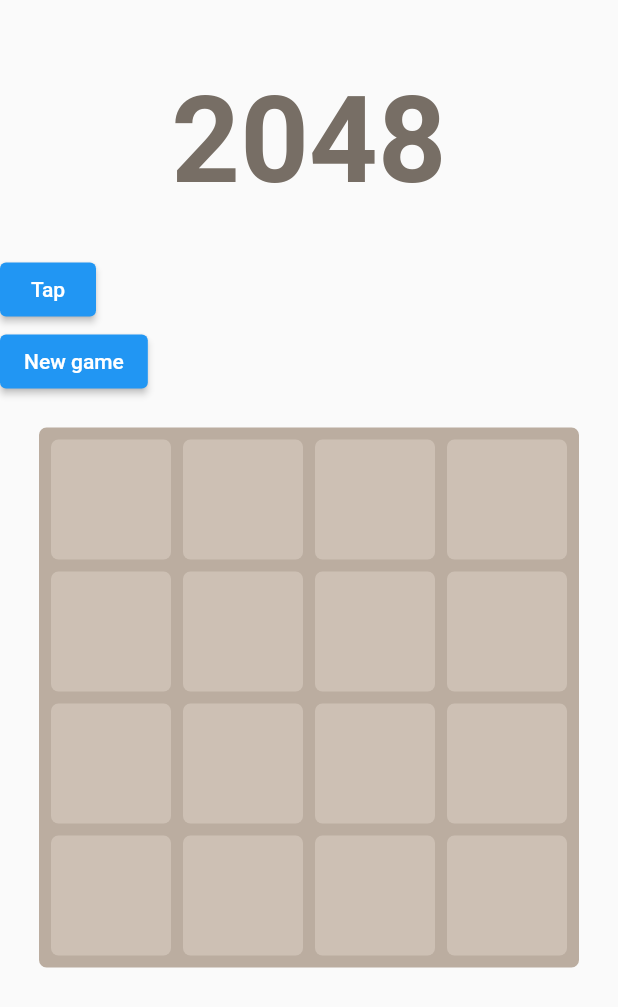
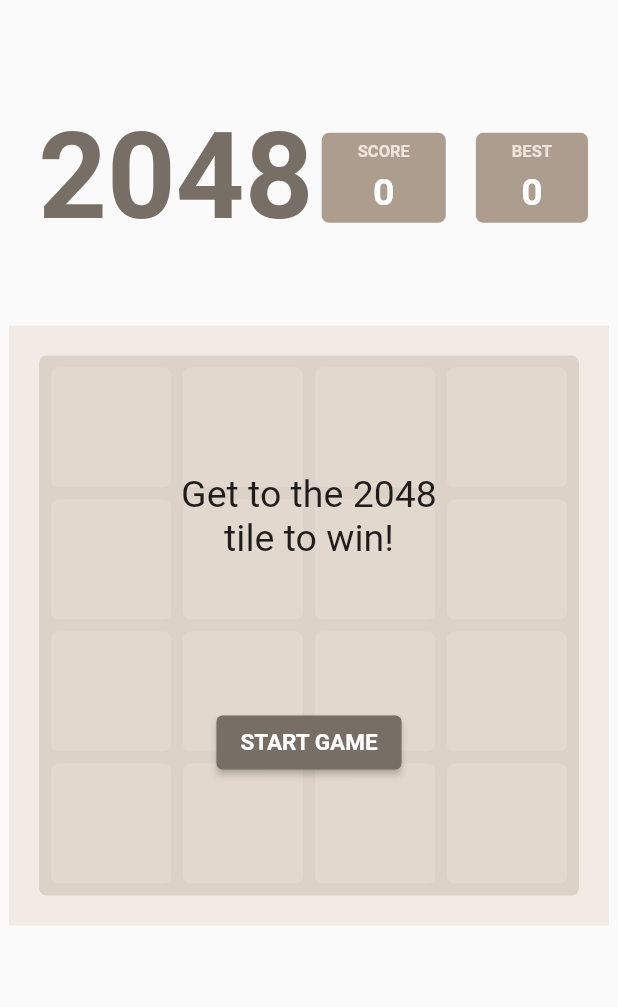
Before and after one commit to alexdoloz/flutter2048, a Flutter app: the screen it shows after launch, on a phone screen of 412 x 824 dp. Shown: the top 1007 px of the screen. Run offline on Flutter 3.47's test engine with Material 2 defaults, Android fonts, the light colour scheme and no system bars; our stand-ins replace google_fonts.

Commit message:
Add score counters

```diff
--- a/lib/logic/game_manager.dart
+++ b/lib/logic/game_manager.dart
@@ -27,7 +27,8 @@ class GameManager {
 
   move(MoveDirection direction) {
     if (!tileContainer.canMove(direction)) return;
-    tileContainer.move(direction);
+    int scoreDelta = tileContainer.move(direction);
+    _updateScores(scoreDelta);
     Future
       .delayed(Durations.newTileDelay)
       .then((_) => tileContainer.addRandom());
@@ -45,4 +46,12 @@ class GameManager {
       .then((_) => tileContainer.addRandom(count: 2));
     status.value = GameState.inProgress;
   }
+
+  // PRIVATE
+  _updateScores(int scoreDelta) {
+    score.value += scoreDelta;
+    if (bestScore.value < score.value) {
+      bestScore.value = score.value;
+    }
+  }
 }
--- a/lib/logic/tile_container.dart
+++ b/lib/logic/tile_container.dart
@@ -44,13 +44,15 @@ class TileContainer extends ChangeNotifier {
     return result;
   }
 
-   move(MoveDirection direction) {
+  int move(MoveDirection direction) {
     justAddedTiles.clear();
+    int score = 0;
     _enumerateLines(direction: direction, closure: (line) {
-      _squash(line);
+      score += _squash(line);
       return false;
     });
     notifyListeners();
+    return score;
   }
 
   addRandom({ int count = 1 }) {
@@ -91,7 +93,7 @@ class TileContainer extends ChangeNotifier {
     }
   }
 
- bool _canSquash(OrientedLine line) {
+  bool _canSquash(OrientedLine line) {
     final sorted = _matchingTiles(line);
     line.sort(sorted);
     var currentPower = -1;
@@ -105,9 +107,10 @@ class TileContainer extends ChangeNotifier {
     return false;
   }
 
-  _squash(OrientedLine line) {
+  int _squash(OrientedLine line) {
     var sortedTiles = _matchingTiles(line);
-    if (sortedTiles.isEmpty) return;
+    if (sortedTiles.isEmpty) return 0;
+    int score = 0;
     line.sort(sortedTiles);
     Tile? lastTile;
     GridPoint nextAvailablePosition = line.firstPoint;
@@ -123,10 +126,12 @@ class TileContainer extends ChangeNotifier {
           ..position = lastTile.position
           ..isHidden = true;
         lastTile.power = lastTile.power + 1;
+        score += (2 << tile.power);
         lastTile = null;
         continue;
       }
     }
+    return score;
   }
 
   List<Tile> _matchingTiles(OrientedLine line) {
--- a/lib/main.dart
+++ b/lib/main.dart
@@ -1,7 +1,9 @@
 import 'package:flutter/material.dart';
+import 'package:p2048/widgets/game_field_background.dart';
 import 'widgets/game_field.dart';
 import 'widgets/game_header.dart';
 import 'logic/game_manager.dart';
+import 'package:p2048/widgets/new_game_prompt.dart';
 
 void main() {
   runApp(App());
@@ -18,23 +20,29 @@ class App extends StatelessWidget {
       home: Scaffold(
         body: Padding(
           padding: const EdgeInsets.fromLTRB(0, 20, 0, 10),
-          child: Column(
+          child: ValueListenableBuilder(
+            valueListenable: GameManager.shared.status,
+            builder: (_, status, __) {
+              return Column(
                   mainAxisAlignment: MainAxisAlignment.spaceBetween,
                   mainAxisSize: MainAxisSize.max,
                   crossAxisAlignment: CrossAxisAlignment.start,
                   children: [
                     Expanded(flex: 1, child: GameHeader()),
-                ElevatedButton(onPressed: () {
-                  GameManager.shared.tap();
-                }, child: Text("Tap")),
-                ElevatedButton(onPressed: () {
-                  if (GameManager.shared.status.value == GameState.notStarted) {
-                    GameManager.shared.startGame();
-                  } else {
-                    GameManager.shared.resetGame();
-                  }
-                },
-                child: Text("New game")),
+                    if (status == GameState.notStarted)
+                    Center(
+                      child: SizedBox(
+                        width: 400,
+                        height: 400,
+                        child: Stack(
+                          alignment: Alignment.center,
+                          children: [
+                            GameFieldBackground(),
+                            NewGamePrompt()
+                          ],
+                        ),
+                      ),
+                    ) else
                     Center(
                       child: SizedBox(
                         width: 400,
@@ -44,6 +52,8 @@ class App extends StatelessWidget {
                     ),
                     Spacer(flex: 1,)
                   ],
+                );
+            }
           ),
           ),
         ),
--- a/lib/widgets/game_field.dart
+++ b/lib/widgets/game_field.dart
@@ -5,14 +5,13 @@ import 'package:p2048/logic/tile.dart';
 import 'package:p2048/widgets/game_field_background.dart';
 import 'package:p2048/widgets/animated_tile.dart';
 import 'package:p2048/utils/durations.dart';
-// import 'dart:math';
 import 'dart:ui';
 
 /// Widget for displaying game field and handle reactions
 class GameFieldWidget extends StatefulWidget {
   const GameFieldWidget({ Key? key }) : super(key: key);
 
-  static const _threshold = 0.9;
+  static const _threshold = 0.75;
   static const _distanceThreshold = 50;
 
   @override
--- a/lib/widgets/game_header.dart
+++ b/lib/widgets/game_header.dart
@@ -1,5 +1,7 @@
 import 'package:flutter/material.dart';
 import 'package:google_fonts/google_fonts.dart';
+import 'package:p2048/logic/game_manager.dart';
+import 'package:p2048/widgets/score_widget.dart';
 
 class GameHeader extends StatelessWidget {
   const GameHeader({ Key? key }) : super(key: key);
@@ -8,8 +10,14 @@ class GameHeader extends StatelessWidget {
   Widget build(BuildContext context) {
     return Container(
       alignment: Alignment.center,
+      child: Padding(
+        padding: const EdgeInsets.symmetric(horizontal: 20),
+        child: Row(
+          children: [
+            Expanded(
               child: Text(
                 '2048',
+                textAlign: TextAlign.center,
                 style: GoogleFonts.roboto(
                   textStyle: TextStyle(
                     color: Color(0xff776e65),
@@ -18,6 +26,23 @@ class GameHeader extends StatelessWidget {
                   )
                 ),
               ),
+            ),
+            ValueListenableBuilder(
+              valueListenable: GameManager.shared.score,
+              builder: (_, score, __) =>
+                ScoreWidget(scoreLabel: "Score", score: '$score'),
+            ),
+            SizedBox(
+              width: 20,
+            ),
+            ValueListenableBuilder(
+              valueListenable: GameManager.shared.bestScore,
+              builder: (_, bestScore, __) =>
+                ScoreWidget(scoreLabel: "Best", score: '$bestScore'),
+            ),
+          ],
+        ),
+      ),
     );
   }
 }
--- /dev/null
+++ b/lib/widgets/new_game_prompt.dart
@@ -0,0 +1,53 @@
+import 'package:flutter/material.dart';
+import 'package:p2048/logic/game_manager.dart';
+import 'package:google_fonts/google_fonts.dart';
+
+class NewGamePrompt extends StatelessWidget {
+  const NewGamePrompt({ Key? key }) : super(key: key);
+
+  @override
+  Widget build(BuildContext context) {
+    return Container(
+      color: Color(0xaaeee4da),
+      child: Stack(
+        alignment: Alignment.center,
+        children: [
+          Container(),
+          SizedBox(
+            width: 200,
+            child: Column(
+              mainAxisAlignment: MainAxisAlignment.spaceEvenly,
+              crossAxisAlignment: CrossAxisAlignment.center,
+              children: [
+                Text("Get to the 2048 tile to win!",
+                  textAlign: TextAlign.center,
+                  style: GoogleFonts.roboto(
+                      textStyle: TextStyle(
+                        fontSize: 25,
+                        fontWeight: FontWeight.normal,
+                      ),
+                    ),
+                ),
+                ElevatedButton(
+                  style: ElevatedButton.styleFrom(
+                    primary: Color(0xff776e65),
+                    textStyle: GoogleFonts.roboto(
+                      textStyle: TextStyle(
+                        fontSize: 15,
+                        fontWeight: FontWeight.bold
+                      ),
+                    ),
+                  ),
+                  onPressed: () {
+                    GameManager.shared.startGame();
+                  },
+                  child: Text("Start game".toUpperCase())
+                ),
+              ],
+            ),
+          ),
+        ],
+      ),
+    );
+  }
+}
```
Also changed, not shown: lib/widgets/you_lose_prompt.dart (added), lib/widgets/you_win_prompt.dart (added). Lines whose indentation alone changed are shown as unchanged.
